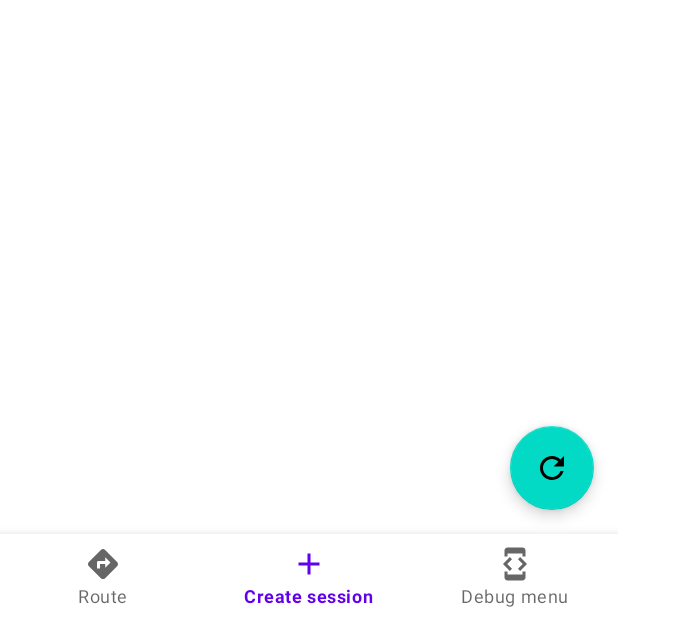
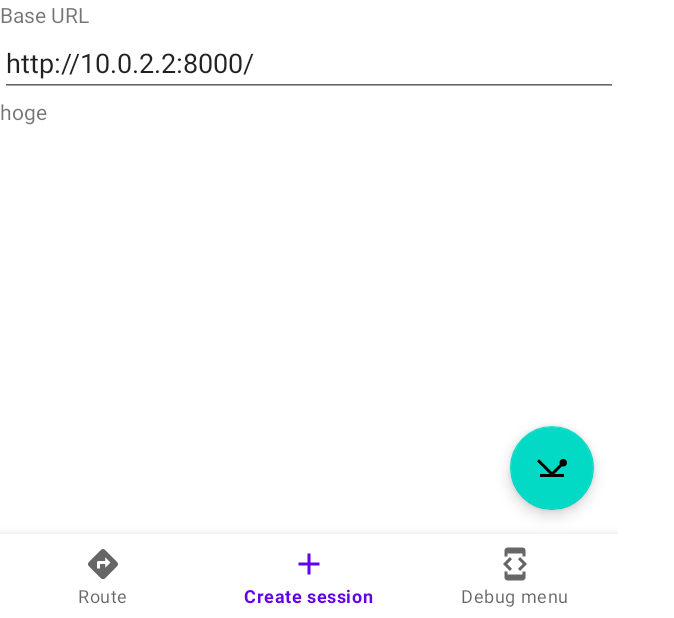
Before and after one commit to MS-kadai/tracker-android, an Android app: the screen it shows after launch (MainActivity), item 2 of the bottom bar chosen, on a phone screen of 824 x 412 dp (held sideways). Shown: the whole screen, without its empty margins (0-674 px from the left). Run offline under Robolectric (Android 15) with nearby library versions, the phone set to English and light mode, and no system bars.

Commit message:
アプリ内共有の変数を作ることに成功した

```diff
--- a/app/src/main/AndroidManifest.xml
+++ b/app/src/main/AndroidManifest.xml
@@ -3,6 +3,7 @@
     xmlns:tools="http://schemas.android.com/tools">
 <uses-permission android:name="android.permission.INTERNET"/>
     <application
+        android:name=".ClientConfigs"
         android:usesCleartextTraffic="true"
         android:allowBackup="true"
         android:dataExtractionRules="@xml/data_extraction_rules"
--- /dev/null
+++ b/app/src/main/java/one/nem/tracker_kadai/ClientConfigs.java
@@ -0,0 +1,14 @@
+package one.nem.tracker_kadai;
+
+import android.app.Application;
+
+public class ClientConfigs extends Application {
+
+    public String target_url = "http://10.0.2.2:8080/";
+
+    @Override
+    public void onCreate() {
+        super.onCreate();
+    }
+
+}
--- /dev/null
+++ b/app/src/main/res/drawable/ic_baseline_network_ping_24.xml
@@ -0,0 +1,5 @@
+<vector android:height="24dp" android:tint="#000000"
+    android:viewportHeight="24" android:viewportWidth="24"
+    android:width="24dp" xmlns:android="http://schemas.android.com/apk/res/android">
+    <path android:fillColor="@android:color/white" android:pathData="M12,14.67L3.41,6.09L2,7.5l8.5,8.5H4v2h16v-2h-6.5l5.15,-5.15C18.91,10.95 19.2,11 19.5,11c1.38,0 2.5,-1.12 2.5,-2.5S20.88,6 19.5,6S17,7.12 17,8.5c0,0.35 0.07,0.67 0.2,0.97L12,14.67z"/>
+</vector>
--- /dev/null
+++ b/app/src/main/res/drawable/ic_baseline_save_24.xml
@@ -0,0 +1,5 @@
+<vector android:height="24dp" android:tint="#000000"
+    android:viewportHeight="24" android:viewportWidth="24"
+    android:width="24dp" xmlns:android="http://schemas.android.com/apk/res/android">
+    <path android:fillColor="@android:color/white" android:pathData="M17,3L5,3c-1.11,0 -2,0.9 -2,2v14c0,1.1 0.89,2 2,2h14c1.1,0 2,-0.9 2,-2L21,7l-4,-4zM12,19c-1.66,0 -3,-1.34 -3,-3s1.34,-3 3,-3 3,1.34 3,3 -1.34,3 -3,3zM15,9L5,9L5,5h10v4z"/>
+</vector>
--- a/app/src/main/res/layout/fragment_add_session.xml
+++ b/app/src/main/res/layout/fragment_add_session.xml
@@ -7,19 +7,54 @@
     tools:context=".add_session">
 
     <com.google.android.material.floatingactionbutton.FloatingActionButton
-        android:id="@+id/fab_refresh_route"
+        android:id="@+id/fab_connect_server"
         android:layout_width="wrap_content"
         android:layout_height="wrap_content"
         android:clickable="true"
-        android:src="@drawable/ic_baseline_refresh_24"
+        android:src="@drawable/ic_baseline_network_ping_24"
         android:layout_gravity="bottom|end"
         android:layout_margin="16dp"
         android:focusable="true"
-        android:contentDescription="Refresh" />
+        android:contentDescription="Connect to server" />
 
-    <androidx.recyclerview.widget.RecyclerView
-        android:id="@+id/add_session_recycler_view"
+    <LinearLayout
         android:layout_width="match_parent"
-        android:layout_height="match_parent" />
+        android:layout_height="match_parent"
+        android:orientation="vertical">
+
+        <LinearLayout
+            android:layout_width="match_parent"
+            android:layout_height="wrap_content"
+            android:orientation="vertical">
+
+            <TextView
+                android:id="@+id/textView"
+                android:layout_width="match_parent"
+                android:layout_height="wrap_content"
+                android:text="Base URL" />
+
+            <EditText
+                android:id="@+id/editText_target_url"
+                android:layout_width="match_parent"
+                android:layout_height="wrap_content"
+                android:ems="10"
+                android:hint="Target address"
+                android:inputType="text"
+                android:text="http://10.0.2.2:8000/" />
+
+        </LinearLayout>
+
+        <LinearLayout
+            android:layout_width="match_parent"
+            android:layout_height="wrap_content"
+            android:orientation="vertical">
+
+            <TextView
+                android:id="@+id/textView3"
+                android:layout_width="match_parent"
+                android:layout_height="wrap_content"
+                android:text="hoge" />
+        </LinearLayout>
+    </LinearLayout>
 
 </FrameLayout>
--- a/app/src/main/res/layout/fragment_debug_menu.xml
+++ b/app/src/main/res/layout/fragment_debug_menu.xml
@@ -149,6 +149,12 @@
             android:layout_height="wrap_content"
             android:text="response" />
 
+        <Button
+            android:id="@+id/debug_button_read_variable"
+            android:layout_width="match_parent"
+            android:layout_height="wrap_content"
+            android:text="read variable test" />
+
     </LinearLayout>
 
 </FrameLayout>
```
Also changed, not shown: app/src/main/java/one/nem/tracker_kadai/LoadClientConfig.java (added, +17 -0 lines), app/src/main/java/one/nem/tracker_kadai/add_session.java (+7 -81 lines), app/src/main/java/one/nem/tracker_kadai/debug_menu.java (+9 -9 lines), app/src/main/res/layout/fragment_route_list.xml (+1 -6 lines).
